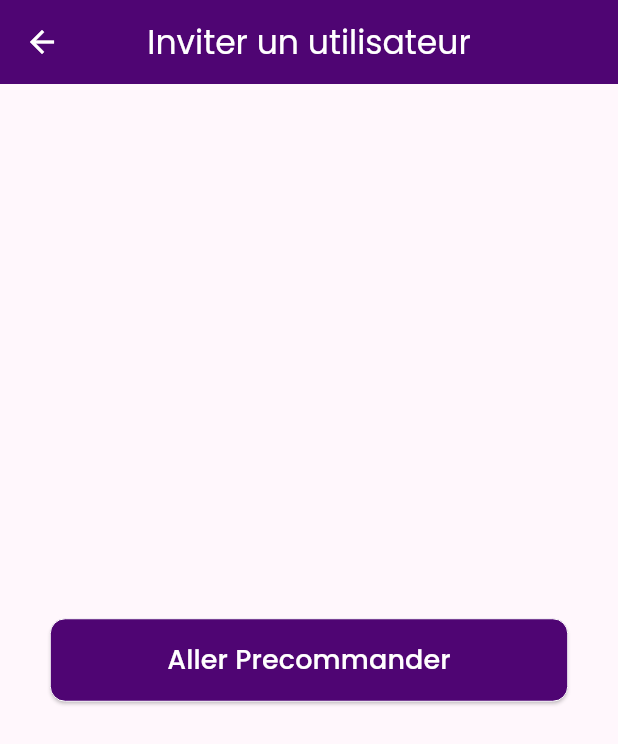
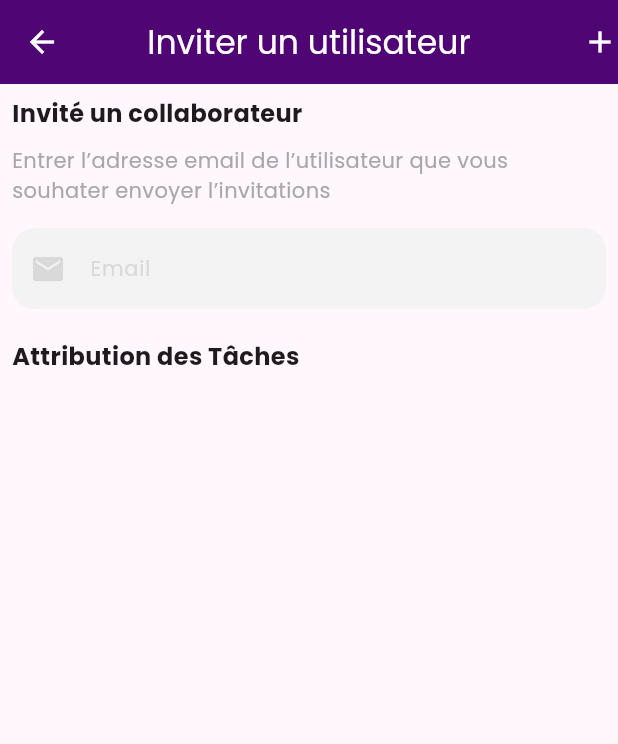
Before and after one commit to dindji001/qici_test, a Flutter app: the InviteCollaborateurPage screen opened directly, on a phone screen of 412 x 824 dp. Shown: the top 744 px of the screen. Run offline on Flutter 3.47's test engine with Material 3 defaults, Android fonts, the phone set to English and light mode, and no system bars; our stand-ins replace flutter_native_splash, flutter_svg, get, intl_phone_field.

Commit message:
mettre a jour le projet

```diff
--- a/lib/view/screens/inviter/invite-collaborateur-page.dart
+++ b/lib/view/screens/inviter/invite-collaborateur-page.dart
@@ -18,22 +18,80 @@ class InviteCollaborateurPage extends StatelessWidget {
               color: AppTheme.color.whithColor,
             ),
           ),
+          actions: [Icon(Icons.add)],
           iconTheme: IconThemeData(
             color: AppTheme.color.whithColor,
           ),
           backgroundColor: AppTheme.color.primaryColor,
         ),
-      body: Center(
-        child: CButton(
-          title: 'Aller Precommander',
-          onPressed: () {
-            route(
-              context,
-              Listeprecommande(),
-            );
-          },
+        body: Padding(
+          padding: const EdgeInsets.all(8.0),
+          child: Column(
+            crossAxisAlignment: CrossAxisAlignment.start,
+            children: [
+              Column(
+                crossAxisAlignment: CrossAxisAlignment.start,
+                children: [
+                  Text(
+                    'Invité un collaborateur',
+                    style: TextStyle(
+                      fontWeight: FontWeight.bold,
+                      fontSize: 16,
                     ),
                   ),
-    );
+                  SizedBox(
+                    height: 10,
+                  ),
+                  Text(
+                    'Entrer l’adresse email de l’utilisateur que vous souhater envoyer l’invitations',
+                    style: TextStyle(
+                      color: AppTheme.color.backgroundTextFieldBordu,
+                    ),
+                  ),
+                  SizedBox(
+                    height: 15,
+                  ),
+                  TextFormField(
+                    decoration: InputDecoration(
+                      prefixIcon: Icon(
+                        Icons.email,
+                        color: Color(0XffD9D9D9),
+                      ),
+                      filled: true,
+                      hintText: "Email",
+                      hintStyle: TextStyle(
+                        color: Color(0XffD9D9D9),
+                        fontSize: 14,
+                      ),
+                      fillColor: AppTheme.color.backgroundTextField,
+                      border: OutlineInputBorder(
+                        borderSide: BorderSide.none,
+                        borderRadius: BorderRadius.circular(15),
+                      ),
+                      contentPadding: EdgeInsets.symmetric(
+                        vertical: 15,
+                      ),
+                    ),
+                    onChanged: (value) {},
+                  ),
+                ],
+              ),
+              SizedBox(
+                height: 20,
+              ),
+              Column(
+                children: [
+                  Text(
+                    'Attribution des Tâches',
+                    style: TextStyle(
+                      fontWeight: FontWeight.bold,
+                      fontSize: 16,
+                    ),
+                  )
+                ],
+              )
+            ],
+          ),
+        ));
   }
 }
```
Lines whose indentation alone changed are shown as unchanged.
